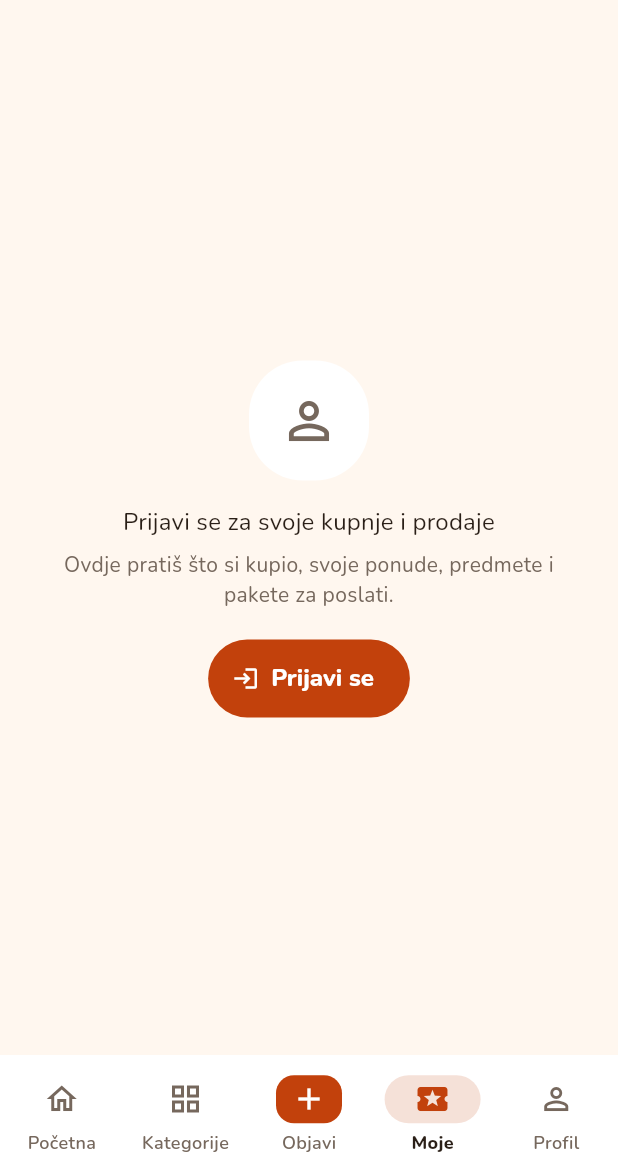
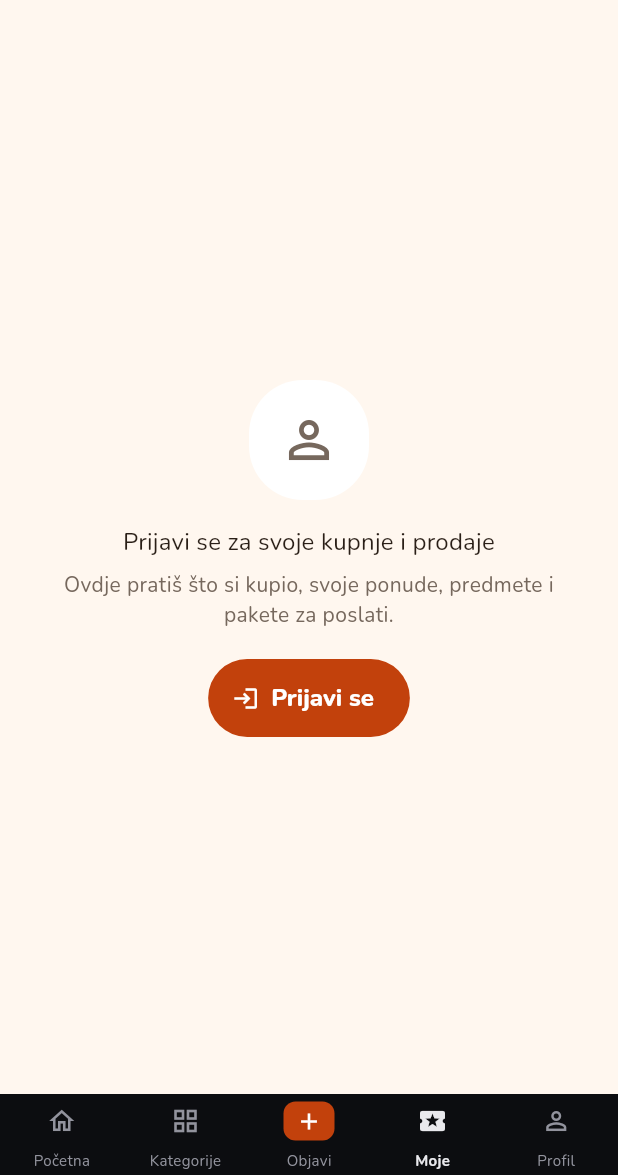
Before and after one commit to Karlo6546541/bot, a Flutter app: the screen it shows after launch, item 4 of the bottom bar chosen, on a phone screen of 412 x 824 dp, the part 61-1236 px from its top. Run offline on Flutter 3.47's test engine with Material 3 defaults, Android fonts, the phone set to English and light mode, and no system bars; our stand-ins replace file_picker, flutter_riverpod, hive_flutter, image_picker, qr_flutter, share_plus and 2 more; missing offline and left inert: dart:js_interop, dart_webrtc, flutter_webrtc; accounts and stored records are empty.

Commit message:
Jednaka kompaktna donja navigacija na svim karticama (#8)
Primjenjuje postojeću navigaciju swipe feeda na sve mobilne kartice. Analiza i 233 testa prolaze, web build uspješan.

```diff
--- a/loop_app/lib/widgets/adaptive_shell.dart
+++ b/loop_app/lib/widgets/adaptive_shell.dart
@@ -101,8 +101,7 @@ class AdaptiveShell extends StatelessWidget {
         appBar: appBar,
         body: SafeArea(top: false, child: body),
         floatingActionButton: floatingActionButton,
-        bottomNavigationBar: immersiveNavigation
-            ? Theme(
+        bottomNavigationBar: Theme(
           data: Theme.of(context).copyWith(
             navigationBarTheme: NavigationBarThemeData(
               labelTextStyle: WidgetStateProperty.resolveWith(
@@ -127,8 +126,7 @@ class AdaptiveShell extends StatelessWidget {
             ),
           ),
           child: _navigation(context, compact: true),
-              )
-            : _navigation(context),
+        ),
       );
     }
 
```
Lines whose indentation alone changed are shown as unchanged.
